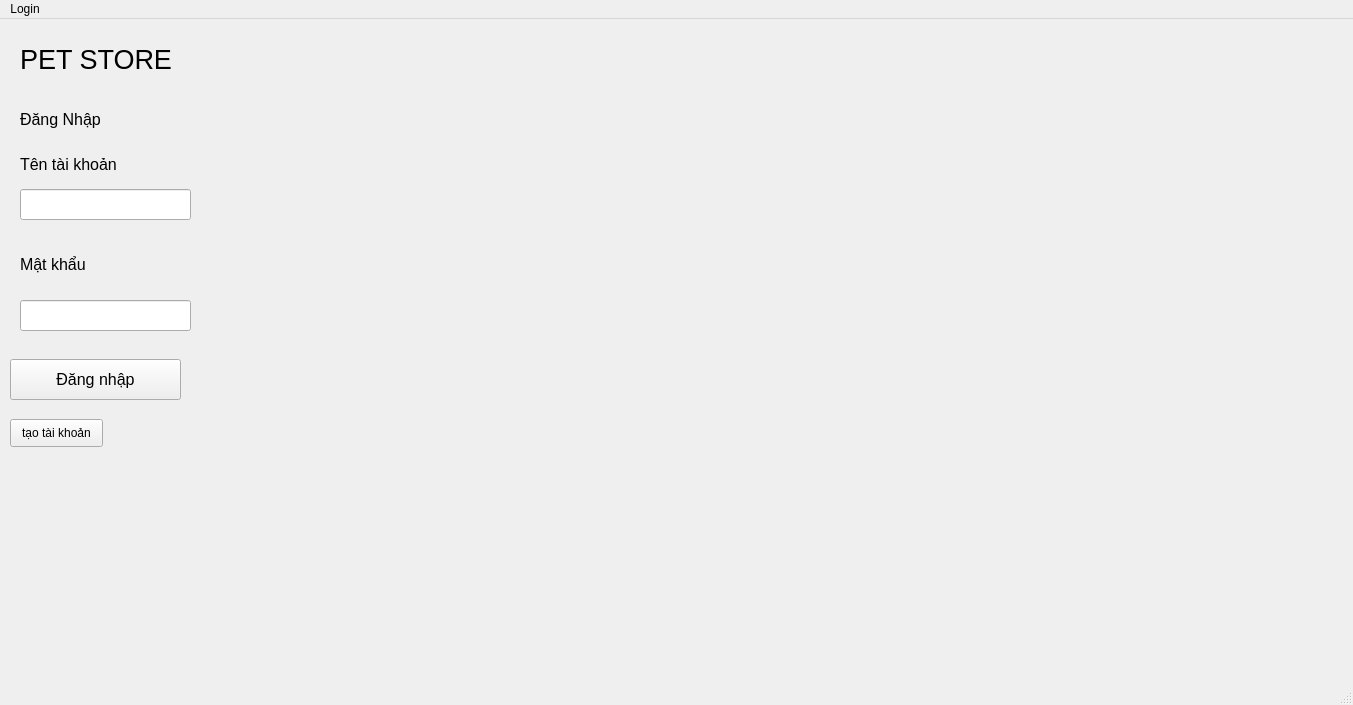
Old version of the form app.ui in the repository nhnlong2012-dev/nger.
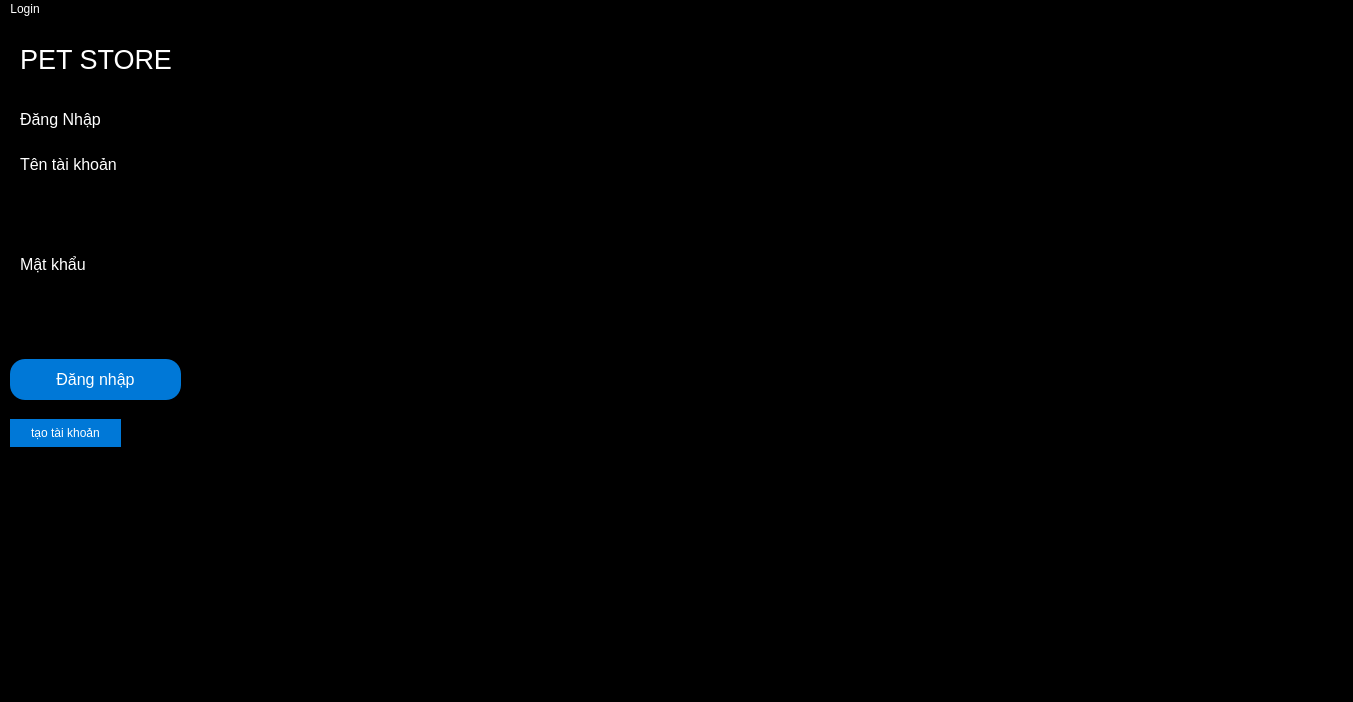
New version of the form. Icons and pictures are not drawn.

What changed in the file:
```diff
--- a/app.ui
+++ b/app.ui
@@ -7,12 +7,19 @@
     <x>0</x>
     <y>0</y>
     <width>1353</width>
-    <height>705</height>
+    <height>702</height>
    </rect>
   </property>
   <property name="windowTitle">
    <string>MainWindow</string>
   </property>
+  <property name="styleSheet">
+   <string notr="true">QWidget {
+    background-color: #000000;   /* Màu đen */
+    color: white;                /* Màu chữ trắng cho dễ nhìn */
+}
+</string>
+  </property>
   <widget class="QWidget" name="centralwidget">
    <widget class="QLabel" name="label">
     <property name="geometry">
@@ -120,6 +127,16 @@
       <pointsize>12</pointsize>
      </font>
     </property>
+    <property name="styleSheet">
+     <string notr="true">QPushButton {
+    background-color: #0078D7;   /* Màu nền */
+    color: white;                /* Màu chữ */
+    border-radius: 15px;         /* Bo tròn 15px */
+    border: none;                /* Bỏ viền */
+    padding: 6px 12px;           /* Cách lề trong nút */
+}
+</string>
+    </property>
     <property name="text">
      <string>Đăng nhập</string>
     </property>
@@ -129,7 +146,7 @@
      <rect>
       <x>10</x>
       <y>400</y>
-      <width>93</width>
+      <width>111</width>
       <height>28</height>
      </rect>
     </property>
@@ -138,10 +155,42 @@
       <pointsize>9</pointsize>
      </font>
     </property>
+    <property name="styleSheet">
+     <string notr="true">QPushButton {
+    background-color: #0078D7;   /* Màu nền */
+    color: white;                /* Màu chữ */
+    border-radius: 15px;         /* Bo tròn 15px */
+    border: none;                /* Bỏ viền */
+    padding: 6px 12px;           /* Cách lề trong nút */
+}
+</string>
+    </property>
     <property name="text">
      <string>tạo tài khoản</string>
     </property>
    </widget>
+   <widget class="QLabel" name="label_5">
+    <property name="geometry">
+     <rect>
+      <x>230</x>
+      <y>20</y>
+      <width>141</width>
+      <height>131</height>
+     </rect>
+    </property>
+    <property name="text">
+     <string/>
+    </property>
+    <property name="pixmap">
+     <pixmap>../../../Pictures/F-Dyq8Aa8AArnGf.jpg</pixmap>
+    </property>
+    <property name="scaledContents">
+     <bool>true</bool>
+    </property>
+    <property name="wordWrap">
+     <bool>false</bool>
+    </property>
+   </widget>
   </widget>
   <widget class="QMenuBar" name="menubar">
    <property name="geometry">
```
Left out of the diff: 3 changed lines with no effect on the pictures.
